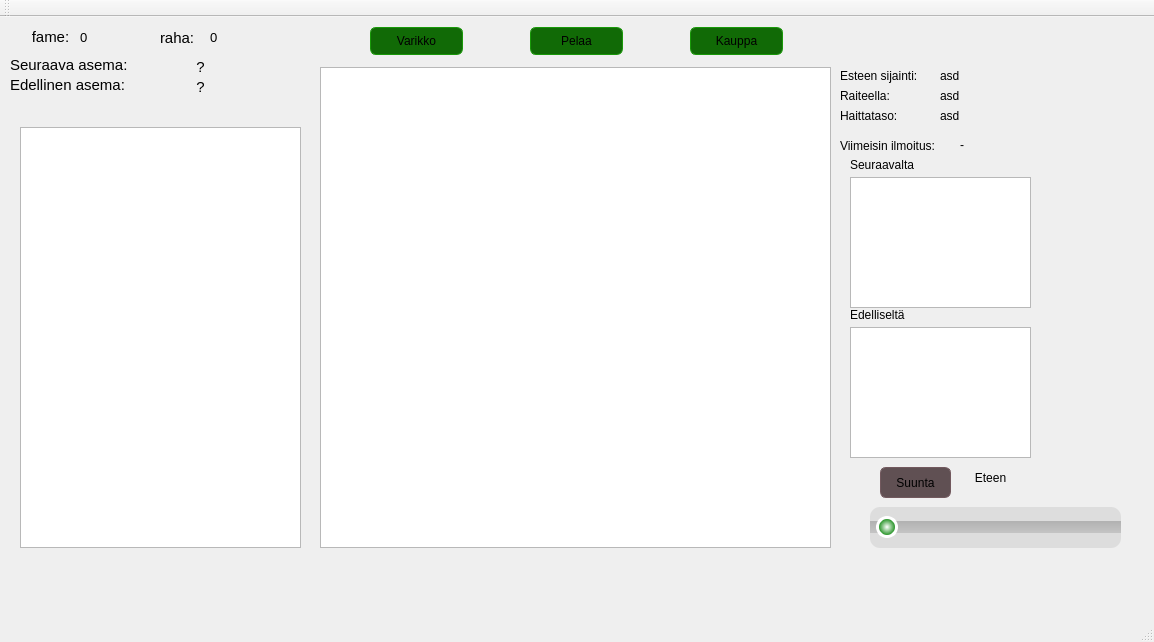
The window that TrainGame/TrainGame/mainwindow.ui (MilanFIN/TrainGame) describes before a commit, drawn with Qt 5.
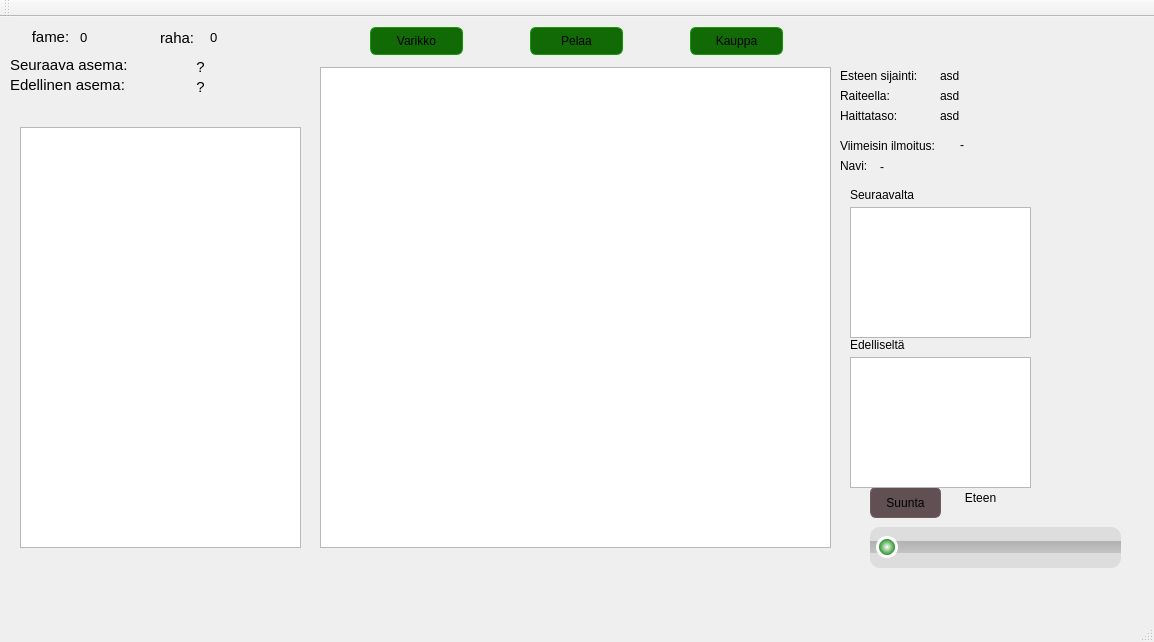
The same window after the commit.

```diff
--- a/TrainGame/TrainGame/mainwindow.ui
+++ b/TrainGame/TrainGame/mainwindow.ui
@@ -200,7 +200,7 @@
       <property name="geometry">
        <rect>
         <x>860</x>
-        <y>450</y>
+        <y>470</y>
         <width>251</width>
         <height>41</height>
        </rect>
@@ -245,8 +245,8 @@
      <widget class="QPushButton" name="directionButton">
       <property name="geometry">
        <rect>
-        <x>870</x>
-        <y>410</y>
+        <x>860</x>
+        <y>430</y>
         <width>71</width>
         <height>31</height>
        </rect>
@@ -275,8 +275,8 @@
      <widget class="QLabel" name="directionLabel">
       <property name="geometry">
        <rect>
-        <x>950</x>
-        <y>410</y>
+        <x>940</x>
+        <y>430</y>
         <width>61</width>
         <height>21</height>
        </rect>
@@ -292,7 +292,7 @@
       <property name="geometry">
        <rect>
         <x>840</x>
-        <y>100</y>
+        <y>130</y>
         <width>81</width>
         <height>16</height>
        </rect>
@@ -305,7 +305,7 @@
       <property name="geometry">
        <rect>
         <x>840</x>
-        <y>250</y>
+        <y>280</y>
         <width>71</width>
         <height>16</height>
        </rect>
@@ -318,7 +318,7 @@
       <property name="geometry">
        <rect>
         <x>840</x>
-        <y>120</y>
+        <y>150</y>
         <width>181</width>
         <height>131</height>
        </rect>
@@ -328,7 +328,7 @@
       <property name="geometry">
        <rect>
         <x>840</x>
-        <y>270</y>
+        <y>300</y>
         <width>181</width>
         <height>131</height>
        </rect>
@@ -516,6 +516,32 @@
        <string>-</string>
       </property>
      </widget>
+     <widget class="QLabel" name="label_4">
+      <property name="geometry">
+       <rect>
+        <x>830</x>
+        <y>100</y>
+        <width>31</width>
+        <height>17</height>
+       </rect>
+      </property>
+      <property name="text">
+       <string>Navi: </string>
+      </property>
+     </widget>
+     <widget class="QLabel" name="naviLabel">
+      <property name="geometry">
+       <rect>
+        <x>870</x>
+        <y>100</y>
+        <width>271</width>
+        <height>20</height>
+       </rect>
+      </property>
+      <property name="text">
+       <string>-</string>
+      </property>
+     </widget>
     </widget>
     <widget class="QWidget" name="shopPage">
      <widget class="QPushButton" name="buyButton">
```
